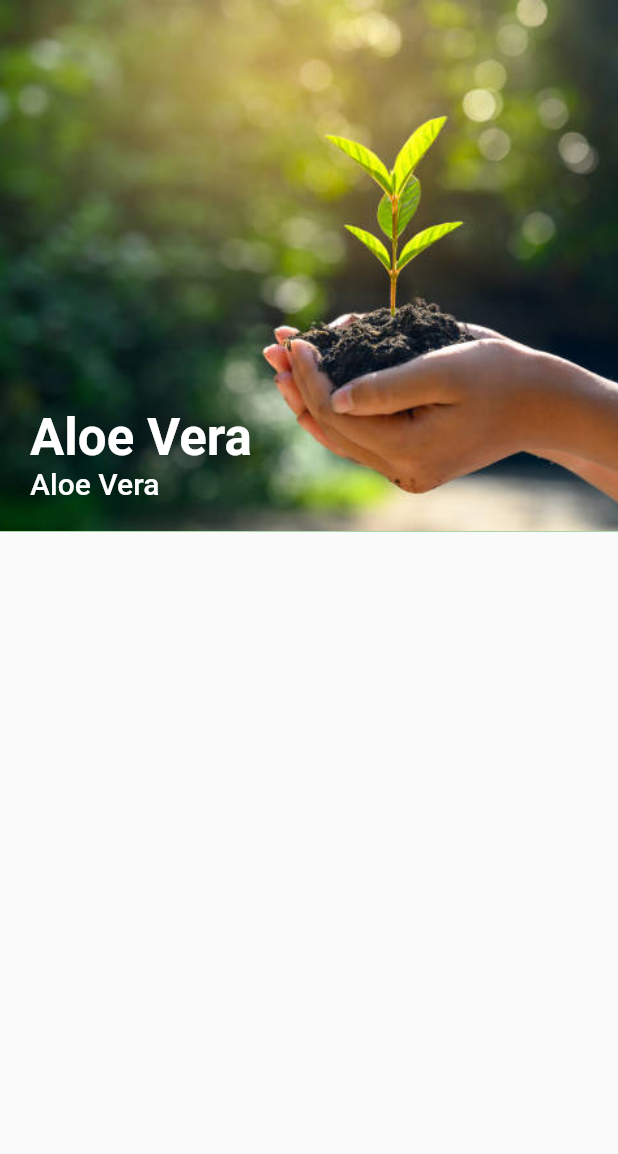
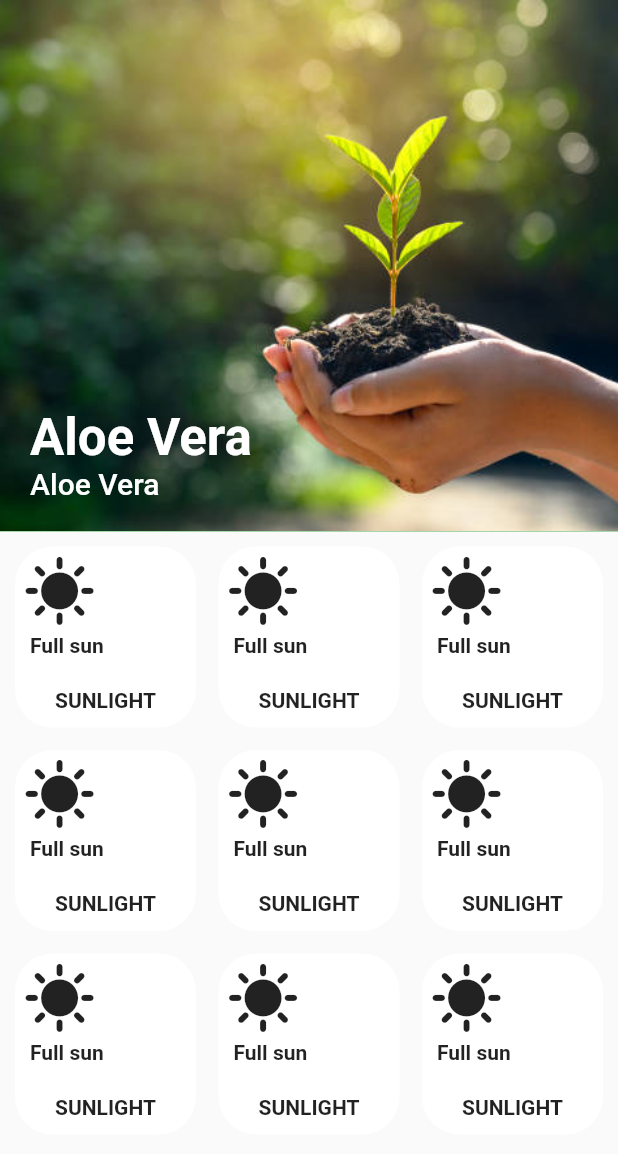
Before and after one commit to NICKurukshetra/park-with-a-conscience, a Flutter app: the screen it shows after launch, on a phone screen of 412 x 824 dp. Shown: the top 1154 px of the screen. Run offline on Flutter 3.47's test engine with Material 2 defaults, Android fonts, the phone set to English and light mode, and no system bars.

Commit message:
changed file structure

```diff
--- a/lib/main.dart
+++ b/lib/main.dart
@@ -1,6 +1,6 @@
 import 'package:flutter/material.dart';
 import 'screens/homeScreen/homeScreen.dart';
-import 'screens/plantScreen/plantScreen.dart';
+import 'screens/plantScreen.dart';
 
 
 void main(List<String> args) {
--- /dev/null
+++ b/lib/screens/plantScreen.dart
@@ -0,0 +1,149 @@
+import 'package:flutter/material.dart';
+
+class PlantScreen extends StatelessWidget {
+  const PlantScreen({Key? key}) : super(key: key);
+
+  @override
+  Widget build(BuildContext context) {
+    Size size = MediaQuery.of(context).size;
+    return Scaffold(
+      // appBar: AppBar(),
+      body: Column(
+        children: [
+          PlantScreenHeader(size,context),
+          PlantInfoGrid(size: size)
+        ],
+      )
+    );
+  }
+}
+
+Container PlantScreenHeader(Size size, BuildContext context) {
+    return Container(
+      height: size.height * 0.43,
+      color: Colors.green,
+      child: Stack(children: [
+        Container(
+          height: size.height * 0.43,
+          // color: Colors.black,
+          decoration: BoxDecoration(
+            // color: Colors.green,
+            // borderRadius: BorderRadius.vertical(bottom: Radius.circular(30)),
+            image: DecorationImage(
+              image: AssetImage('assets/images/istockphoto-1181366400-612x612.jpeg'),
+              fit: BoxFit.cover,
+            ),
+          ),
+        ),
+        Positioned(
+          bottom: 20,
+          left: 20,
+          child: Column(
+            crossAxisAlignment: CrossAxisAlignment.start,
+            children: [
+             Text(
+              "Aloe Vera",
+              style: Theme.of(context).textTheme.headline4!.copyWith(
+                color: Colors.white,
+                fontWeight: FontWeight.bold
+              ),
+              ),
+             Text(
+              "Aloe Vera",
+              style: Theme.of(context).textTheme.headline6!.copyWith(
+                color: Colors.white
+              )
+            )
+            ],))
+      ]),
+    );
+  }
+
+  class PlantInfoGrid extends StatelessWidget {
+  const PlantInfoGrid({
+    Key? key,
+    required this.size,
+  }) : super(key: key);
+
+  final Size size;
+
+  @override
+  Widget build(BuildContext context) {
+    return Expanded(
+      child: GridView.count(
+        crossAxisCount: 3,
+        padding: EdgeInsets.all(10),
+        mainAxisSpacing: 15,
+        crossAxisSpacing: 15,
+        children: [
+          InfoCard(size: size),
+          InfoCard(size: size),
+          InfoCard(size: size),
+          InfoCard(size: size),
+          InfoCard(size: size),
+          InfoCard(size: size),
+          InfoCard(size: size),
+          InfoCard(size: size),
+          InfoCard(size: size),
+        ],
+
+      ),
+    );
+  }
+}
+
+class InfoCard extends StatelessWidget {
+  const InfoCard({
+    Key? key,
+    required this.size,
+  }) : super(key: key);
+
+  final Size size;
+
+  @override
+  Widget build(BuildContext context) {
+    return Stack(
+      alignment: Alignment.center,
+      children: [
+        Container(
+          decoration: BoxDecoration(
+            color: Colors.white,
+            borderRadius: BorderRadius.circular(25)
+          ),
+        ),
+        Positioned(
+          top: 5,
+          left: 5,
+          child: Icon(
+            Icons.sunny,
+            size: size.width*0.12
+          )
+        ),
+        Positioned(
+          top: size.height * 0.07,
+          left: 10,
+          child: Container(
+            color: Colors.white,
+            height: size.height*0.04,
+            width: size.width*0.25,
+            child: Expanded(
+              child: Text(
+                "Full sun",
+                style: Theme.of(context).textTheme.bodyLarge!.copyWith(
+                  fontWeight: FontWeight.bold
+                ),
+              ),
+            ),
+          )
+        ),
+        Positioned(
+          bottom: 10,
+          child: Text(
+            "SUNLIGHT",
+            style: Theme.of(context).textTheme.bodyText2!.copyWith(
+              fontWeight: FontWeight.bold
+            ),
+          ))
+      ]);
+  }
+}
--- a/lib/screens/plantScreen/components/plantScreenBody.dart
+++ /dev/null
@@ -1,19 +0,0 @@
-
-import 'package:flutter/material.dart';
-import 'package:flutter/src/foundation/key.dart';
-import 'package:flutter/src/widgets/framework.dart';
-import 'plantScreenHeader.dart';
-
-class PlantScreenBody extends StatelessWidget {
-  const PlantScreenBody({Key? key}) : super(key: key);
-
-  @override
-  Widget build(BuildContext context) {
-    Size size = MediaQuery.of(context).size;
-    return Column(children: [
-      PlantScreenHeader(size, context)
-    ]);
-  }
-
-
-}
--- a/lib/screens/plantScreen/components/plantScreenHeader.dart
+++ /dev/null
@@ -1,42 +0,0 @@
-import 'package:flutter/material.dart';
-
-Container PlantScreenHeader(Size size, BuildContext context) {
-    return Container(
-      height: size.height * 0.43,
-      color: Colors.green,
-      child: Stack(children: [
-        Container(
-          height: size.height * 0.43,
-          // color: Colors.black,
-          decoration: BoxDecoration(
-            // color: Colors.green,
-            // borderRadius: BorderRadius.vertical(bottom: Radius.circular(30)),
-            image: DecorationImage(
-              image: AssetImage('assets/images/istockphoto-1181366400-612x612.jpeg'),
-              fit: BoxFit.cover,
-            ),
-          ),
-        ),
-        Positioned(
-          bottom: 20,
-          left: 20,
-          child: Column(
-            crossAxisAlignment: CrossAxisAlignment.start,
-            children: [
-             Text(
-              "Aloe Vera",
-              style: Theme.of(context).textTheme.headline4!.copyWith(
-                color: Colors.white,
-                fontWeight: FontWeight.bold
-              ),
-              ),
-             Text(
-              "Aloe Vera",
-              style: Theme.of(context).textTheme.headline6!.copyWith(
-                color: Colors.white
-              )
-            )
-            ],))
-      ]),
-    );
-  }
--- a/lib/screens/plantScreen/plantScreen.dart
+++ /dev/null
@@ -1,15 +0,0 @@
-import 'package:flutter/material.dart';
-import 'components/plantScreenBody.dart';
-
-
-class PlantScreen extends StatelessWidget {
-  const PlantScreen({Key? key}) : super(key: key);
-
-  @override
-  Widget build(BuildContext context) {
-    return Scaffold(
-      // appBar: AppBar(),
-      body: PlantScreenBody(),
-    );
-  }
-}
```
